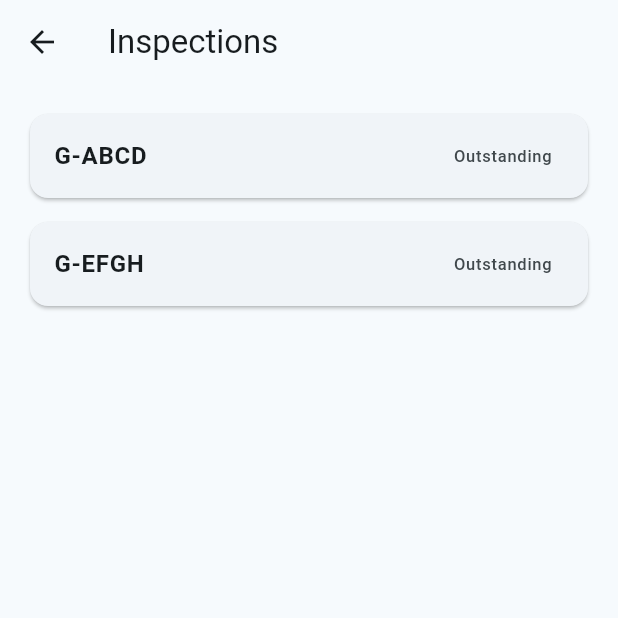
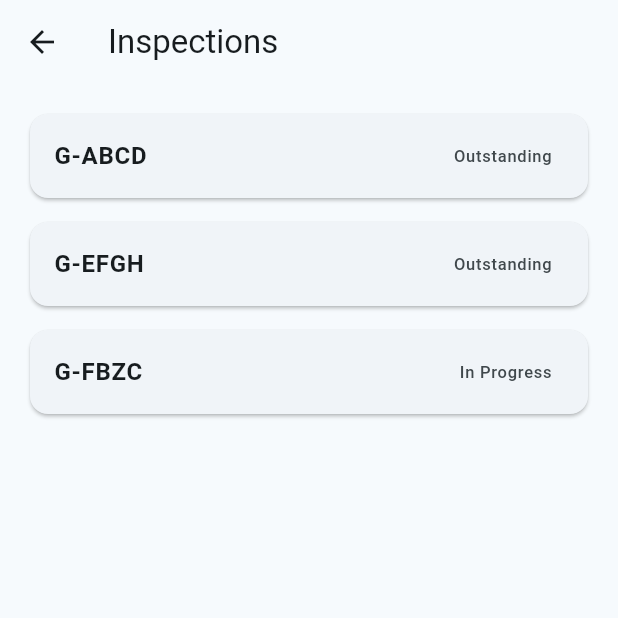
Before and after one commit to Alex-Cooke192/Cross_Platform_Programming_Assignment_2_Maintenance_Logging_System, a Flutter app: the screen it shows after launch, after a tap on "Assigned Inspections: Ready to begin", on a phone screen of 412 x 824 dp, the top half of it. Run offline on Flutter 3.47's test engine with Material 3 defaults, Android fonts, the phone set to English and light mode, and no system bars; our stand-ins replace drift; accounts and stored records are empty; generated files the repository leaves out were written again.

Commit message:
aded an 'in progress' model for mock testing

```diff
--- a/lib/mocks/mock_models.dart
+++ b/lib/mocks/mock_models.dart
@@ -16,6 +16,11 @@ class MockData {
       openedAt: DateTime.now().subtract(const Duration(days: 1)),
       statusLabel: 'Outstanding',
     ),
+    InspectionUi(id: 'insp-4',
+    aircraftTailNumber: 'G-FBZC',
+    openedByTechnicianUid: 'tech-03',
+    openedAt: DateTime.now(),
+    statusLabel: 'In Progress')
   ];
 
   static final tasks = <TaskUi>[
```
